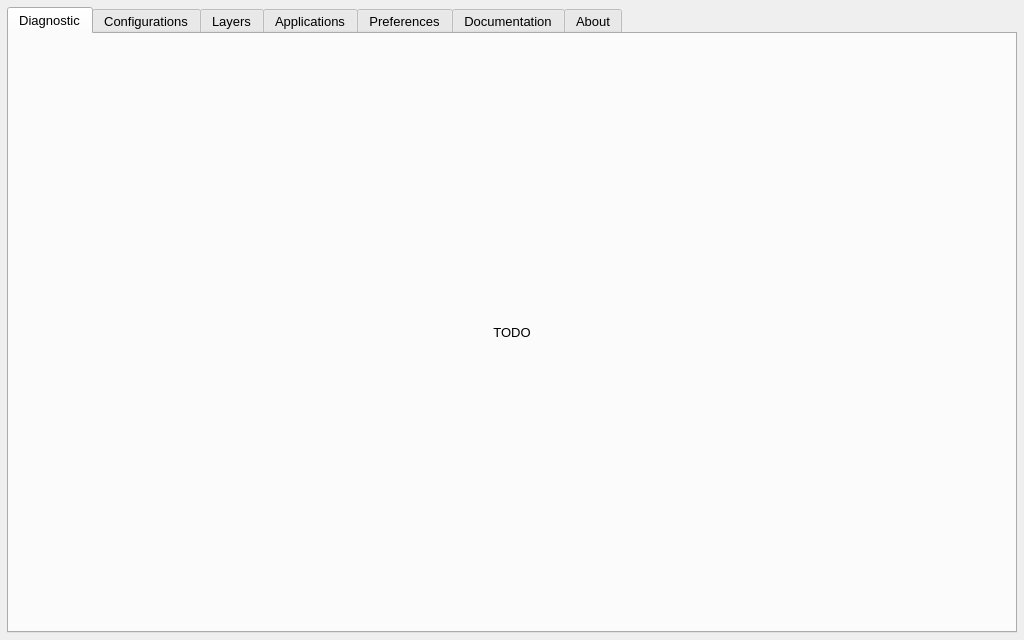
First picture: the form in vkconfig_gui/mainwindow.ui, repository LunarG/VulkanTools, before the edit.
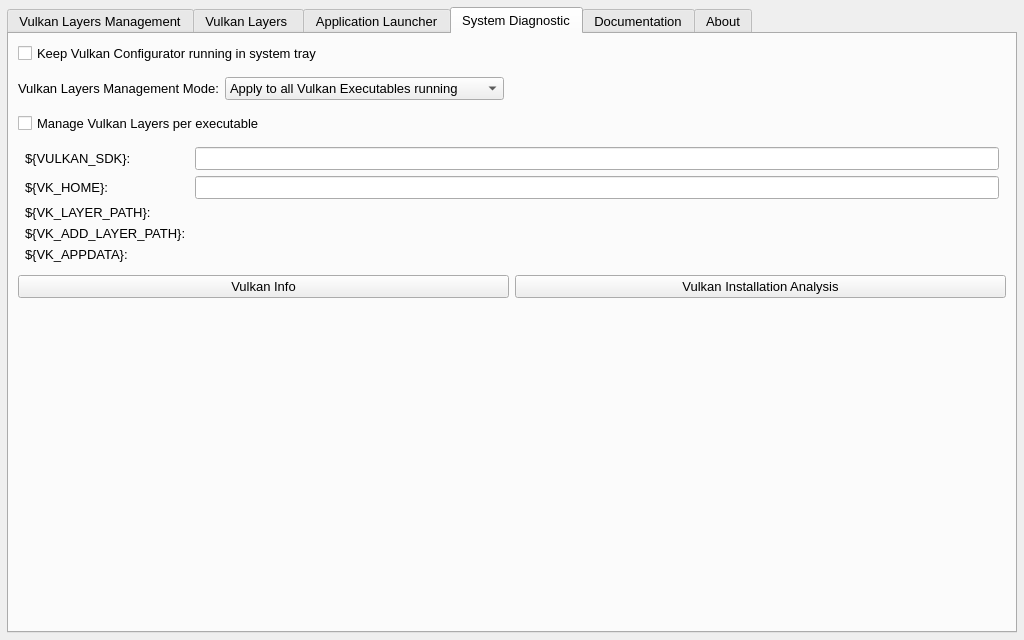
Second picture: the form after the edit. The open tabs and pages were chosen to show the change. Icons and pictures are not drawn.

```diff
--- a/vkconfig_gui/mainwindow.ui
+++ b/vkconfig_gui/mainwindow.ui
@@ -77,26 +77,9 @@
       <property name="currentIndex">
        <number>1</number>
       </property>
-      <widget class="QWidget" name="tab_diagnostic">
-       <attribute name="title">
-        <string>Diagnostic</string>
-       </attribute>
-       <layout class="QHBoxLayout" name="horizontalLayout_6">
-        <item>
-         <widget class="QLabel" name="label_5">
-          <property name="text">
-           <string>TODO</string>
-          </property>
-          <property name="alignment">
-           <set>Qt::AlignCenter</set>
-          </property>
-         </widget>
-        </item>
-       </layout>
-      </widget>
       <widget class="QWidget" name="tab_configurations">
        <attribute name="title">
-        <string>Configurations</string>
+        <string>Vulkan Layers Management</string>
        </attribute>
        <layout class="QGridLayout" name="gridLayout">
         <property name="leftMargin">
@@ -217,38 +200,12 @@
                       <verstretch>0</verstretch>
                      </sizepolicy>
                     </property>
-                   </widget>
-                  </item>
-                  <item row="1" column="0">
-                   <widget class="QLabel" name="label_19">
-                    <property name="sizePolicy">
-                     <sizepolicy hsizetype="Preferred" vsizetype="Preferred">
-                      <horstretch>0</horstretch>
-                      <verstretch>0</verstretch>
-                     </sizepolicy>
-                    </property>
-                    <property name="minimumSize">
+                    <property name="maximumSize">
                      <size>
-                      <width>0</width>
-                      <height>0</height>
+                      <width>16777215</width>
+                      <height>32</height>
                      </size>
                     </property>
-                    <property name="text">
-                     <string>Layers Mode: </string>
-                    </property>
-                    <property name="alignment">
-                     <set>Qt::AlignLeading|Qt::AlignLeft|Qt::AlignVCenter</set>
-                    </property>
-                   </widget>
-                  </item>
-                  <item row="1" column="2">
-                   <widget class="QComboBox" name="combo_box_mode">
-                    <property name="sizePolicy">
-                     <sizepolicy hsizetype="MinimumExpanding" vsizetype="Fixed">
-                      <horstretch>0</horstretch>
-                      <verstretch>0</verstretch>
-                     </sizepolicy>
-                    </property>
                     <item>
                      <property name="text">
                       <string>Layers Controlled by Vulkan Applications</string>
@@ -699,7 +656,7 @@
       </widget>
       <widget class="QWidget" name="tab_layers">
        <attribute name="title">
-        <string>Layers</string>
+        <string>Vulkan Layers </string>
        </attribute>
        <layout class="QHBoxLayout" name="horizontalLayout">
         <property name="spacing">
@@ -819,7 +776,7 @@
         </size>
        </property>
        <attribute name="title">
-        <string>Applications</string>
+        <string>Application Launcher</string>
        </attribute>
        <layout class="QVBoxLayout" name="verticalLayout_7" stretch="0,0,0">
         <property name="spacing">
@@ -1299,78 +1256,160 @@
         </item>
        </layout>
       </widget>
-      <widget class="QWidget" name="tab_preference">
+      <widget class="QWidget" name="tab_diagnostic">
        <attribute name="title">
-        <string>Preferences</string>
+        <string>System Diagnostic</string>
        </attribute>
-       <layout class="QHBoxLayout" name="horizontalLayout_61">
+       <layout class="QVBoxLayout" name="verticalLayout_14">
         <item>
-         <layout class="QVBoxLayout" name="verticalLayout_101">
-          <property name="leftMargin">
-           <number>32</number>
+         <widget class="QCheckBox" name="checkBox_3">
+          <property name="text">
+           <string>Keep Vulkan Configurator running in system tray</string>
           </property>
+         </widget>
+        </item>
+        <item>
+         <layout class="QHBoxLayout" name="horizontalLayout_5">
           <property name="topMargin">
-           <number>32</number>
-          </property>
-          <property name="rightMargin">
-           <number>32</number>
+           <number>7</number>
           </property>
           <property name="bottomMargin">
-           <number>32</number>
+           <number>7</number>
           </property>
           <item>
-           <widget class="QLabel" name="label_23">
+           <widget class="QLabel" name="label_19">
             <property name="text">
-             <string>TODO</string>
+             <string>Vulkan Layers Management Mode:</string>
             </property>
-            <property name="alignment">
-             <set>Qt::AlignCenter</set>
-            </property>
            </widget>
           </item>
           <item>
-           <widget class="QCheckBox" name="checkBox_2">
-            <property name="text">
-             <string>Keep Vulkan Configurator running in system tray</string>
+           <widget class="QComboBox" name="diagnostic_executable_mode">
+            <property name="sizeAdjustPolicy">
+             <enum>QComboBox::AdjustToContents</enum>
             </property>
-           </widget>
-          </item>
-          <item>
-           <layout class="QHBoxLayout" name="horizontalLayout_5">
             <item>
-             <widget class="QCheckBox" name="checkBox">
-              <property name="text">
-               <string>VK_HOME</string>
-              </property>
-             </widget>
+             <property name="text">
+              <string>Apply to all Vulkan Executables running</string>
+             </property>
             </item>
             <item>
-             <widget class="QLineEdit" name="lineEdit"/>
+             <property name="text">
+              <string>Apply only to selected Vulkan Executables</string>
+             </property>
             </item>
-           </layout>
-          </item>
-          <item>
-           <widget class="QPushButton" name="pushButton1">
-            <property name="text">
-             <string>PushButton</string>
-            </property>
            </widget>
           </item>
           <item>
-           <spacer name="verticalSpacer2">
+           <spacer name="horizontalSpacer_2">
             <property name="orientation">
-             <enum>Qt::Vertical</enum>
+             <enum>Qt::Horizontal</enum>
             </property>
             <property name="sizeHint" stdset="0">
              <size>
-              <width>20</width>
-              <height>40</height>
+              <width>40</width>
+              <height>20</height>
              </size>
             </property>
            </spacer>
           </item>
          </layout>
         </item>
+        <item>
+         <widget class="QCheckBox" name="checkBox">
+          <property name="text">
+           <string>Manage Vulkan Layers per executable</string>
+          </property>
+         </widget>
+        </item>
+        <item>
+         <layout class="QGridLayout" name="gridLayout_5">
+          <property name="leftMargin">
+           <number>7</number>
+          </property>
+          <property name="topMargin">
+           <number>7</number>
+          </property>
+          <property name="rightMargin">
+           <number>7</number>
+          </property>
+          <property name="bottomMargin">
+           <number>7</number>
+          </property>
+          <item row="2" column="0">
+           <widget class="QLabel" name="label_22">
+            <property name="text">
+             <string>${VK_LAYER_PATH}: </string>
+            </property>
+           </widget>
+          </item>
+          <item row="0" column="2">
+           <widget class="QLineEdit" name="lineEdit"/>
+          </item>
+          <item row="3" column="0">
+           <widget class="QLabel" name="label_23">
+            <property name="text">
+             <string>${VK_ADD_LAYER_PATH}: </string>
+            </property>
+           </widget>
+          </item>
+          <item row="0" column="0">
+           <widget class="QLabel" name="label_7">
+            <property name="text">
+             <string>${VULKAN_SDK}: </string>
+            </property>
+           </widget>
+          </item>
+          <item row="1" column="2">
+           <widget class="QLineEdit" name="lineEdit_2"/>
+          </item>
+          <item row="1" column="0">
+           <widget class="QLabel" name="label_5">
+            <property name="text">
+             <string>${VK_HOME}:</string>
+            </property>
+           </widget>
+          </item>
+          <item row="4" column="0">
+           <widget class="QLabel" name="label_24">
+            <property name="text">
+             <string>${VK_APPDATA}:</string>
+            </property>
+           </widget>
+          </item>
+         </layout>
+        </item>
+        <item>
+         <layout class="QHBoxLayout" name="horizontalLayout_6">
+          <item>
+           <widget class="QPushButton" name="pushButton_2">
+            <property name="text">
+             <string>Vulkan Info</string>
+            </property>
+           </widget>
+          </item>
+          <item>
+           <widget class="QPushButton" name="pushButton">
+            <property name="text">
+             <string>Vulkan Installation Analysis</string>
+            </property>
+           </widget>
+          </item>
+         </layout>
+        </item>
+        <item>
+         <spacer name="verticalSpacer_2">
+          <property name="orientation">
+           <enum>Qt::Vertical</enum>
+          </property>
+          <property name="sizeHint" stdset="0">
+           <size>
+            <width>20</width>
+            <height>40</height>
+           </size>
+          </property>
+         </spacer>
+        </item>
        </layout>
       </widget>
       <widget class="QWidget" name="tab_documentation">
@@ -1502,13 +1541,6 @@
                </property>
               </widget>
              </item>
-             <item>
-              <widget class="QLabel" name="label_22">
-               <property name="text">
-                <string>TODO more?</string>
-               </property>
-              </widget>
-             </item>
              <item>
               <widget class="Line" name="line_2">
                <property name="orientation">
```
Left out of the diff: 163 changed lines with no effect on the pictures.
